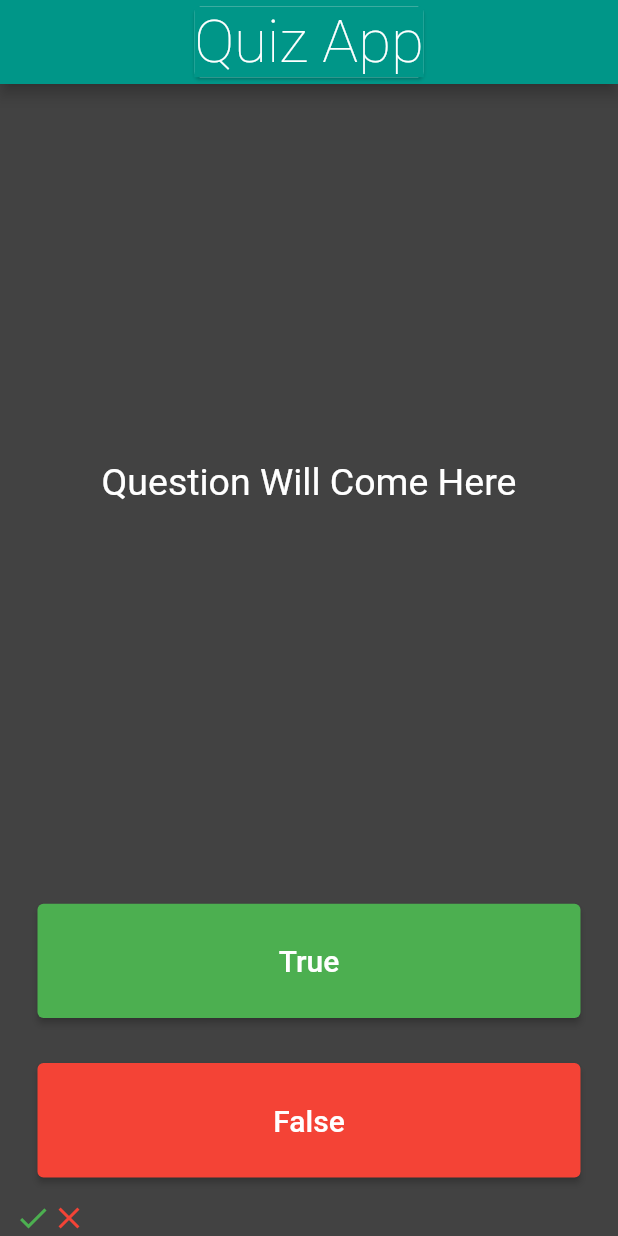
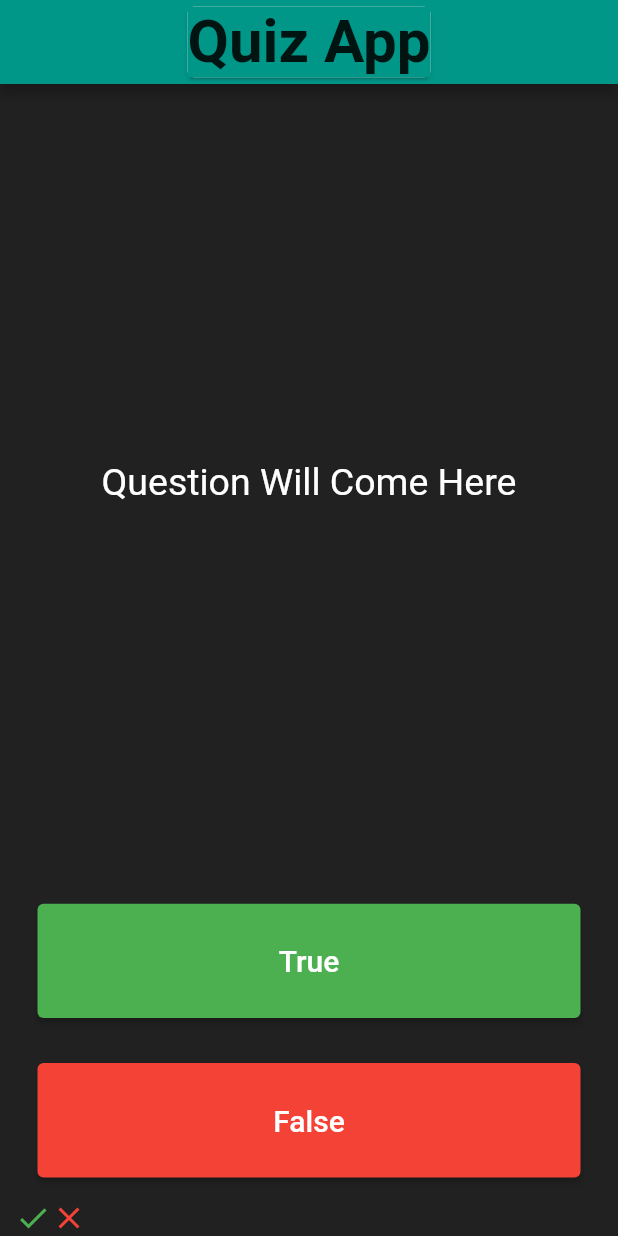
Before and after one commit to shubhamgitvns/myapp, a Flutter app: the screen it shows after launch, on a phone screen of 412 x 824 dp. Run offline on Flutter 3.47's test engine with Material 2 defaults, Android fonts, the phone set to English and light mode, and no system bars.

Commit message:
Automatic Create Icons Using Widget

```diff
--- a/lib/main.dart
+++ b/lib/main.dart
@@ -11,25 +11,27 @@ class VSJQuizApp extends StatelessWidget {
   Widget build(BuildContext context) {
     return MaterialApp(
       home: Scaffold(
+
         appBar: AppBar(
           backgroundColor: Colors.teal,
-          title: const Card(      // It is like a box shadow in css like 3D
+          title: const Card(
               child: Text(
                 "Quiz App",
-            style: TextStyle(     //Texting Style
+                style: TextStyle(
                   fontSize: 40,
-              fontWeight: FontWeight.w100,
+                  fontWeight: FontWeight.bold,
                   backgroundColor: Colors.teal,
-              color: Colors.white
                 ),
               )),
-          centerTitle: true, //Text Move In Center On The Screen
+          centerTitle: true,
         ),
-        //Move In The Body
-        backgroundColor: Colors.grey.shade800,
+
+
+
+        backgroundColor: Colors.grey.shade900,
         body: SafeArea(
           child: Padding(
-            padding: EdgeInsets.symmetric(horizontal: 10.0),
+            padding: const EdgeInsets.symmetric(horizontal: 10.0),
             child: VSJQuiz(),
           ),
         ),
@@ -38,19 +40,34 @@ class VSJQuizApp extends StatelessWidget {
   }
 }
 
+
+
+
+
+
+
 class VSJQuiz extends StatefulWidget {
   @override
   _VSJQuizState createState() => _VSJQuizState();
 }
 
 class _VSJQuizState extends State<VSJQuiz> {
-  List scores=[];
+  List<Widget> scores=[
+    const Icon(
+        Icons.check,
+        color: Colors.green
+    )
+    ,const Icon(
+        Icons.close,
+        color: Colors.red
+    ),];
   @override
   Widget build(BuildContext context) {
     return Column(
       mainAxisAlignment: MainAxisAlignment.spaceBetween,
       crossAxisAlignment: CrossAxisAlignment.stretch,
-      children: <Widget>[
+      children: <Widget>[ //Using Widget It is automatic create icons according,
+        //your answer
         Expanded(
           flex: 5,
           child: Padding(
@@ -91,7 +108,6 @@ class _VSJQuizState extends State<VSJQuiz> {
             padding: const EdgeInsets.all(15.0),
             child: ElevatedButton(
              style: ElevatedButton.styleFrom(primary: Colors.red),
-
               child: const Text(
                 'False',
                 style: TextStyle(
@@ -107,17 +123,8 @@ class _VSJQuizState extends State<VSJQuiz> {
         ),
         Row
           (
-            children:const <Widget>
-            [
-              Icon(  // Right Icon
-                Icons.check,
-                color: Colors.green, //Icon Color
-              ),
-              Icon(
-                Icons.close, //Wrong Icon
-                color: Colors.red,//Icon Color
-              ),
-            ]
+          children:scores, //Scores Row
+
         ),
       ],
     );
```
Lines whose indentation alone changed are shown as unchanged.
